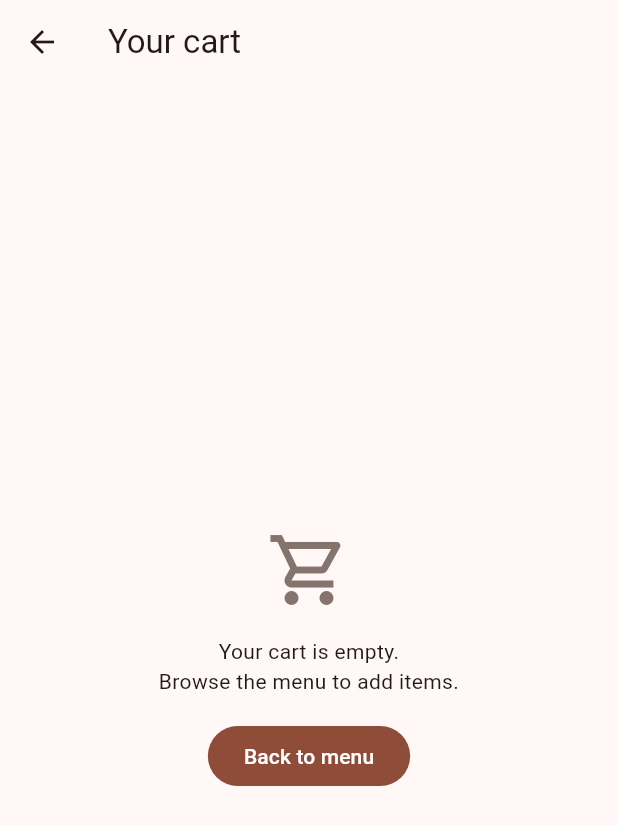
After one commit to jhonxarox/ipot_mobile, a Flutter app: the CartScreen screen opened by its route, on a phone screen of 412 x 824 dp. The commit adds this screen. Shown: the top 825 px of the screen. Run offline on Flutter 3.47's test engine with Material 3 defaults, Android fonts, the phone set to English and light mode, and no system bars; our stand-ins replace dio, flutter_riverpod, freezed_annotation, go_router, permission_handler; missing offline and left inert: mobile_scanner.

Commit message:
feat(cart): add cart screen with customization sheet and totals bar

```diff
--- a/lib/app/router.dart
+++ b/lib/app/router.dart
@@ -1,5 +1,6 @@
 import 'package:go_router/go_router.dart';
 
+import '../features/cart/presentation/cart_screen.dart';
 import '../features/menu/presentation/menu_screen.dart';
 import '../features/scan/presentation/scan_screen.dart';
 
@@ -8,7 +9,7 @@ import '../features/scan/presentation/scan_screen.dart';
 /// Routes:
 /// - `/scan`    — QR scanner (B1)
 /// - `/menu/:tableId`  — menu browse (B2)
-/// - `/cart`    — cart review (B3)
+/// - `/cart`    — cart review (B4)
 /// - `/order/:orderId` — confirmation + tracking (B5)
 final appRouter = GoRouter(
   initialLocation: '/scan',
@@ -22,5 +23,9 @@ final appRouter = GoRouter(
         return MenuScreen(tableId: tableId);
       },
     ),
+    GoRoute(
+      path: '/cart',
+      builder: (context, state) => const CartScreen(),
+    ),
   ],
 );
--- /dev/null
+++ b/lib/core/widgets/empty_state.dart
@@ -0,0 +1,36 @@
+import 'package:flutter/material.dart';
+
+/// Centered placeholder for empty lists.
+class EmptyState extends StatelessWidget {
+  const EmptyState({
+    super.key,
+    required this.message,
+    this.icon = Icons.inbox_outlined,
+    this.action,
+  });
+
+  final String message;
+  final IconData icon;
+  final Widget? action;
+
+  @override
+  Widget build(BuildContext context) {
+    return Center(
+      child: Padding(
+        padding: const EdgeInsets.all(24),
+        child: Column(
+          mainAxisSize: MainAxisSize.min,
+          children: [
+            Icon(icon, size: 56, color: Theme.of(context).colorScheme.outline),
+            const SizedBox(height: 16),
+            Text(message, textAlign: TextAlign.center),
+            if (action != null) ...[
+              const SizedBox(height: 16),
+              action!,
+            ],
+          ],
+        ),
+      ),
+    );
+  }
+}
--- /dev/null
+++ b/lib/features/cart/presentation/cart_screen.dart
@@ -0,0 +1,109 @@
+import 'package:flutter/material.dart';
+import 'package:flutter_riverpod/flutter_riverpod.dart';
+import 'package:go_router/go_router.dart';
+
+import '../../../core/widgets/empty_state.dart';
+import '../application/cart_controller.dart';
+import 'cart_line_tile.dart';
+import 'totals_bar.dart';
+
+/// Cart review: lines, quantity controls, customer note, and subtotal.
+class CartScreen extends ConsumerStatefulWidget {
+  const CartScreen({super.key});
+
+  @override
+  ConsumerState<CartScreen> createState() => _CartScreenState();
+}
+
+class _CartScreenState extends ConsumerState<CartScreen> {
+  late final TextEditingController _noteController;
+  bool _noteInitialized = false;
+
+  @override
+  void initState() {
+    super.initState();
+    _noteController = TextEditingController();
+  }
+
+  @override
+  void dispose() {
+    _noteController.dispose();
+    super.dispose();
+  }
+
+  @override
+  Widget build(BuildContext context) {
+    final cart = ref.watch(cartProvider);
+
+    if (!_noteInitialized) {
+      _noteController.text = cart.customerNote;
+      _noteInitialized = true;
+    }
+
+    return Scaffold(
+      appBar: AppBar(
+        title: const Text('Your cart'),
+        leading: IconButton(
+          icon: const Icon(Icons.arrow_back),
+          onPressed: () {
+            if (cart.tableId != null) {
+              context.go('/menu/${cart.tableId}');
+            } else {
+              context.pop();
+            }
+          },
+        ),
+      ),
+      body: cart.lines.isEmpty
+          ? EmptyState(
+              message: 'Your cart is empty.\nBrowse the menu to add items.',
+              icon: Icons.shopping_cart_outlined,
+              action: FilledButton(
+                onPressed: () {
+                  if (cart.tableId != null) {
+                    context.go('/menu/${cart.tableId}');
+                  } else {
+                    context.go('/scan');
+                  }
+                },
+                child: const Text('Back to menu'),
+              ),
+            )
+          : Column(
+              children: [
+                Expanded(
+                  child: ListView(
+                    padding: const EdgeInsets.all(16),
+                    children: [
+                      for (final line in cart.lines) CartLineTile(line: line),
+                      const SizedBox(height: 8),
+                      TextField(
+                        controller: _noteController,
+                        decoration: const InputDecoration(
+                          labelText: 'Note for kitchen',
+                          hintText: 'No MSG please',
+                          border: OutlineInputBorder(),
+                        ),
+                        maxLines: 2,
+                        onChanged: ref
+                            .read(cartProvider.notifier)
+                            .setCustomerNote,
+                      ),
+                    ],
+                  ),
+                ),
+                TotalsBar(
+                  actionLabel: 'Place order',
+                  onAction: () {
+                    ScaffoldMessenger.of(context).showSnackBar(
+                      const SnackBar(
+                        content: Text('Order submission ships in B5'),
+                      ),
+                    );
+                  },
+                ),
+              ],
+            ),
+    );
+  }
+}
```
Also changed, not shown: lib/features/cart/presentation/cart_error_messages.dart (added, +17 -0 lines), lib/features/cart/presentation/cart_line_tile.dart (added, +86 -0 lines), lib/features/cart/presentation/totals_bar.dart (added, +59 -0 lines), lib/features/cart/presentation/widgets/customization_sheet.dart (added, +220 -0 lines), lib/features/menu/presentation/item_detail_sheet.dart (+3 -97 lines), lib/features/menu/presentation/menu_screen.dart (+23 -3 lines).
